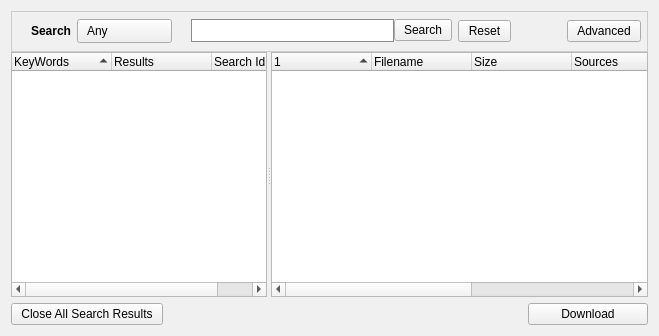
First picture: the form in retroshare-gui/src/gui/SearchDialog.ui, repository RetroShare/RetroShare, before the edit.
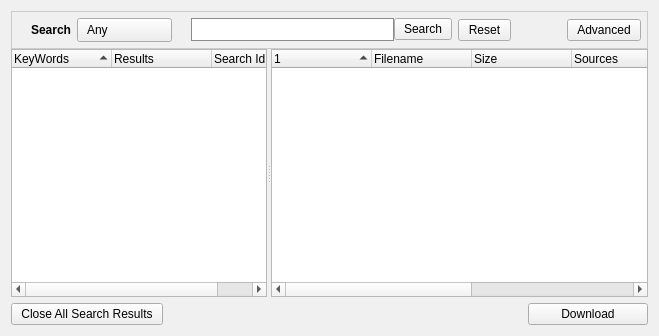
Second picture: the form after the edit. Icons and pictures are not drawn. Custom widgets are drawn as their Qt base class.

Commit message: fixed the search header size

What changed in the file:
```diff
--- a/retroshare-gui/src/gui/SearchDialog.ui
+++ b/retroshare-gui/src/gui/SearchDialog.ui
@@ -550,7 +550,7 @@
      <property name="maximumSize">
       <size>
        <width>16777215</width>
-       <height>41</height>
+       <height>38</height>
       </size>
      </property>
      <property name="styleSheet">
```
